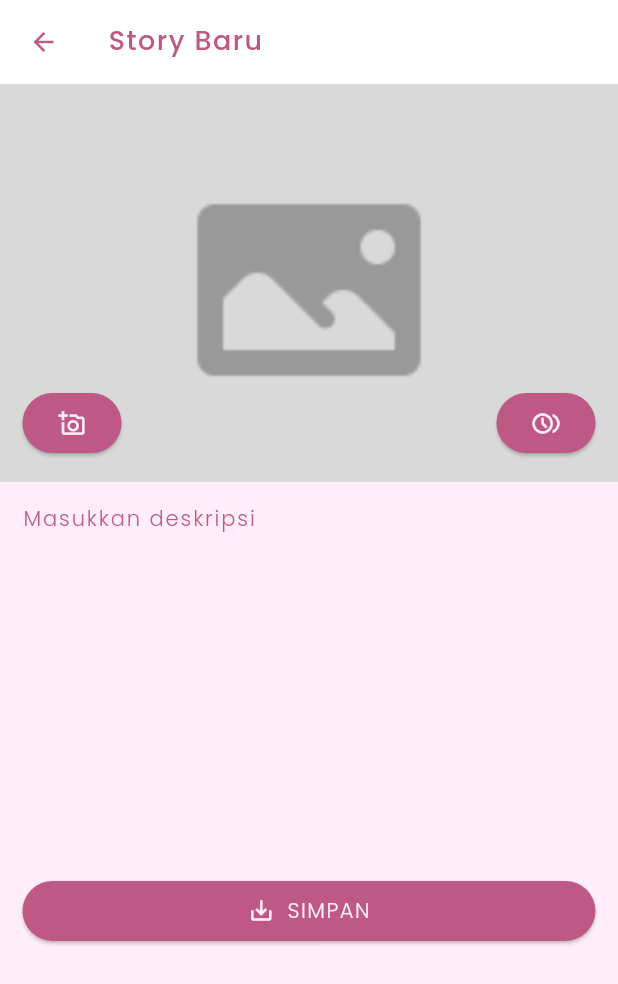
After one commit to budigunawan99/storyq, a Flutter app: the CreateStoryScreen screen opened directly, after a tap on the "browse gallery" icon, on a phone screen of 412 x 824 dp. The commit adds this screen. Shown: the top 984 px of the screen. Run offline on Flutter 3.47's test engine with Material 3 defaults, Android fonts, the phone set to English and light mode, and no system bars; our stand-ins replace image_picker, shared_preferences, shimmer; accounts and stored records are empty.

Commit message:
create story

```diff
--- a/lib/data/model/page_configuration.dart
+++ b/lib/data/model/page_configuration.dart
@@ -16,4 +16,6 @@ final class DetailPageConfiguration extends PageConfiguration {
 
 final class SettingsPageConfiguration extends PageConfiguration {}
 
+final class CreateStoryPageConfiguration extends PageConfiguration {}
+
 final class UnknownPageConfiguration extends PageConfiguration {}
--- a/lib/main.dart
+++ b/lib/main.dart
@@ -6,6 +6,7 @@ import 'package:storyq/data/api/api_services.dart';
 import 'package:storyq/data/local/auth_repository.dart';
 import 'package:storyq/data/local/theme_shared_preferences_service.dart';
 import 'package:storyq/provider/auth/auth_provider.dart';
+import 'package:storyq/provider/create/create_story_provider.dart';
 import 'package:storyq/provider/detail/story_detail_provider.dart';
 import 'package:storyq/provider/home/story_list_provider.dart';
 import 'package:storyq/provider/settings/theme_provider.dart';
@@ -52,6 +53,7 @@ void main() async {
                 context.read<AuthRepository>(),
               ),
         ),
+        ChangeNotifierProvider(create: (context) => CreateStoryProvider()),
       ],
       child: const MyApp(),
     ),
--- /dev/null
+++ b/lib/provider/create/create_story_provider.dart
@@ -0,0 +1,17 @@
+import 'package:flutter/widgets.dart';
+import 'package:image_picker/image_picker.dart';
+
+class CreateStoryProvider extends ChangeNotifier {
+  String? imagePath;
+  XFile? imageFile;
+
+  void setImagePath(String? value) {
+    imagePath = value;
+    notifyListeners();
+  }
+
+  void setImageFile(XFile? value) {
+    imageFile = value;
+    notifyListeners();
+  }
+}
--- a/lib/routes/route_information_parser.dart
+++ b/lib/routes/route_information_parser.dart
@@ -23,6 +23,8 @@ class MyRouteInformationParser
         return SplashPageConfiguration();
       } else if (first == 'settings') {
         return SettingsPageConfiguration();
+      } else if (first == 'create-story') {
+        return CreateStoryPageConfiguration();
       } else {
         return UnknownPageConfiguration();
       }
@@ -54,6 +56,9 @@ class MyRouteInformationParser
       SettingsPageConfiguration() => RouteInformation(
         uri: Uri.parse("/settings"),
       ),
+      CreateStoryPageConfiguration() => RouteInformation(
+        uri: Uri.parse("/create-story"),
+      ),
       DetailPageConfiguration() => RouteInformation(
         uri: Uri.parse("/detail/${configuration.storyId}"),
       ),
--- /dev/null
+++ b/lib/screen/create/create_story_screen.dart
@@ -0,0 +1,213 @@
+import 'dart:io';
+
+import 'package:flutter/foundation.dart';
+import 'package:flutter/material.dart';
+import 'package:image_picker/image_picker.dart';
+import 'package:provider/provider.dart';
+import 'package:storyq/provider/create/create_story_provider.dart';
+import 'package:storyq/screen/common/appbar.dart';
+
+class CreateStoryScreen extends StatefulWidget {
+  const CreateStoryScreen({super.key});
+
+  @override
+  State<CreateStoryScreen> createState() => _CreateStoryScreenState();
+}
+
+class _CreateStoryScreenState extends State<CreateStoryScreen> {
+  final descriptionController = TextEditingController();
+
+  @override
+  void dispose() {
+    descriptionController.dispose();
+    super.dispose();
+  }
+
+  @override
+  Widget build(BuildContext context) {
+    return Scaffold(
+      appBar: Appbar(isHomePage: false, title: "Story Baru"),
+      body: CustomScrollView(
+        slivers: [
+          SliverToBoxAdapter(
+            child: Column(
+              children: [
+                ConstrainedBox(
+                  constraints: BoxConstraints(
+                    maxHeight: 0.75 * MediaQuery.of(context).size.width,
+                    minHeight: 0.25 * MediaQuery.of(context).size.width,
+                    maxWidth: MediaQuery.of(context).size.width,
+                    minWidth: MediaQuery.of(context).size.width,
+                  ),
+                  child: Stack(
+                    children: [
+                      Positioned(
+                        child: ConstrainedBox(
+                          constraints: BoxConstraints(
+                            maxHeight: 0.75 * MediaQuery.of(context).size.width,
+                            minHeight: 0.25 * MediaQuery.of(context).size.width,
+                            maxWidth: MediaQuery.of(context).size.width,
+                            minWidth: MediaQuery.of(context).size.width,
+                          ),
+                          child:
+                              context.watch<CreateStoryProvider>().imagePath ==
+                                      null
+                                  ? Image.asset(
+                                    'assets/images/img_default.png',
+                                    fit: BoxFit.cover,
+                                  )
+                                  : _showImage(),
+                        ),
+                      ),
+
+                      if (!isNotMobile())
+                        Positioned(
+                          left: 15,
+                          bottom: 15,
+                          child: ElevatedButton(
+                            onPressed: () => _onCameraView(),
+                            style: ElevatedButton.styleFrom(
+                              backgroundColor:
+                                  Theme.of(context).colorScheme.onSurface,
+                            ),
+                            child: Icon(
+                              Icons.add_a_photo_outlined,
+                              color: Theme.of(context).colorScheme.surface,
+                            ),
+                          ),
+                        ),
+
+                      Positioned(
+                        right: 15,
+                        bottom: 15,
+                        child: ElevatedButton(
+                          onPressed: () => _onGalleryView(),
+                          style: ElevatedButton.styleFrom(
+                            backgroundColor:
+                                Theme.of(context).colorScheme.onSurface,
+                          ),
+                          child: Icon(
+                            Icons.browse_gallery_outlined,
+                            color: Theme.of(context).colorScheme.surface,
+                          ),
+                        ),
+                      ),
+                    ],
+                  ),
+                ),
+
+                SizedBox(
+                  height: 0.3 * MediaQuery.of(context).size.height,
+                  child: Padding(
+                    padding: const EdgeInsets.symmetric(
+                      vertical: 0,
+                      horizontal: 15,
+                    ),
+                    child: TextField(
+                      controller: descriptionController,
+                      decoration: InputDecoration(
+                        border: InputBorder.none,
+                        hintText: 'Masukkan deskripsi',
+                        hintStyle: Theme.of(context).textTheme.labelLarge,
+                      ),
+                    ),
+                  ),
+                ),
+
+                Padding(
+                  padding: const EdgeInsets.all(15),
+                  child: ElevatedButton(
+                    onPressed: () async {},
+                    style: ElevatedButton.styleFrom(
+                      backgroundColor: Theme.of(context).colorScheme.onSurface,
+                    ),
+                    child: Row(
+                      mainAxisAlignment: MainAxisAlignment.center,
+                      children: [
+                        Icon(
+                          Icons.save_alt_outlined,
+                          color: Theme.of(context).colorScheme.surface,
+                        ),
+                        SizedBox.square(dimension: 8),
+                        Text(
+                          "SIMPAN",
+                          style: Theme.of(
+                            context,
+                          ).textTheme.titleSmall?.copyWith(
+                            color: Theme.of(context).colorScheme.surface,
+                          ),
+                        ),
+                      ],
+                    ),
+                  ),
+                ),
+              ],
+            ),
+          ),
+        ],
+      ),
+    );
+  }
+
+  Future _onGalleryView() async {
+    final provider = context.read<CreateStoryProvider>();
+
+    final isMacOS = defaultTargetPlatform == TargetPlatform.macOS;
+    final isLinux = defaultTargetPlatform == TargetPlatform.linux;
+    if (isMacOS || isLinux) return;
+
+    final ImagePicker picker = ImagePicker();
+    final pickedFile = await picker.pickImage(source: ImageSource.gallery);
+
+    if (pickedFile != null) {
+      provider.setImageFile(pickedFile);
+      provider.setImagePath(pickedFile.path);
+    }
+  }
+
+  bool isNotMobile() {
+    final isAndroid = defaultTargetPlatform == TargetPlatform.android;
+    final isiOS = defaultTargetPlatform == TargetPlatform.iOS;
+    return !(isAndroid || isiOS);
+  }
+
+  Future _onCameraView() async {
+    final provider = context.read<CreateStoryProvider>();
+
+    if (isNotMobile()) return;
+
+    final picker = ImagePicker();
+
+    final pickedFile = await picker.pickImage(source: ImageSource.camera);
+
+    if (pickedFile != null) {
+      provider.setImageFile(pickedFile);
+      provider.setImagePath(pickedFile.path);
+    }
+  }
+
+  Widget _showImage() {
+    final imagePath = context.read<CreateStoryProvider>().imagePath;
+    return kIsWeb
+        ? Image.network(imagePath.toString(), fit: BoxFit.cover)
+        : Image.file(File(imagePath.toString()), fit: BoxFit.cover);
+  }
+
+  _onUpload() async {
+    final ScaffoldMessengerState scaffoldMessengerState = ScaffoldMessenger.of(
+      context,
+    );
+    final provider = context.read<CreateStoryProvider>();
+    final imagePath = provider.imagePath;
+    final imageFile = provider.imageFile;
+    if (imagePath == null || imageFile == null) {
+      scaffoldMessengerState.showSnackBar(
+        SnackBar(content: Text("Tidak ada data yang diupload")),
+      );
+      return;
+    }
+
+    final fileName = imageFile.name;
+    final bytes = await imageFile.readAsBytes();
+  }
+}
--- a/lib/screen/home/home_screen.dart
+++ b/lib/screen/home/home_screen.dart
@@ -9,11 +9,13 @@ import 'package:storyq/static/story_list_result_state.dart';
 class HomeScreen extends StatefulWidget {
   final Function(String) onTapped;
   final Function() toSettingsPage;
+  final Function() toCreateStoryPage;
 
   const HomeScreen({
     super.key,
     required this.onTapped,
     required this.toSettingsPage,
+    required this.toCreateStoryPage,
   });
 
   @override
@@ -34,7 +36,9 @@ class _HomeScreenState extends State<HomeScreen> {
     return Scaffold(
       appBar: Appbar(isHomePage: true, toSettingsPage: widget.toSettingsPage),
       floatingActionButton: FloatingActionButton(
-        onPressed: () {},
+        onPressed: () {
+          widget.toCreateStoryPage();
+        },
         tooltip: "Tambah cerita",
         child: const Icon(Icons.add, size: 28),
       ),
--- a/pubspec.yaml
+++ b/pubspec.yaml
@@ -39,6 +39,8 @@ dependencies:
   shimmer: ^3.0.0
   intl: ^0.20.2
   shared_preferences: ^2.5.3
+  image_picker: ^1.1.2
+  image_picker_windows: ^0.2.1+1
 
   # The following adds the Cupertino Icons font to your application.
   # Use with the CupertinoIcons class for iOS style icons.
```
Also changed, not shown: lib/routes/router_delegate.dart (+30 -0 lines), pubspec.lock, 1 other file.
